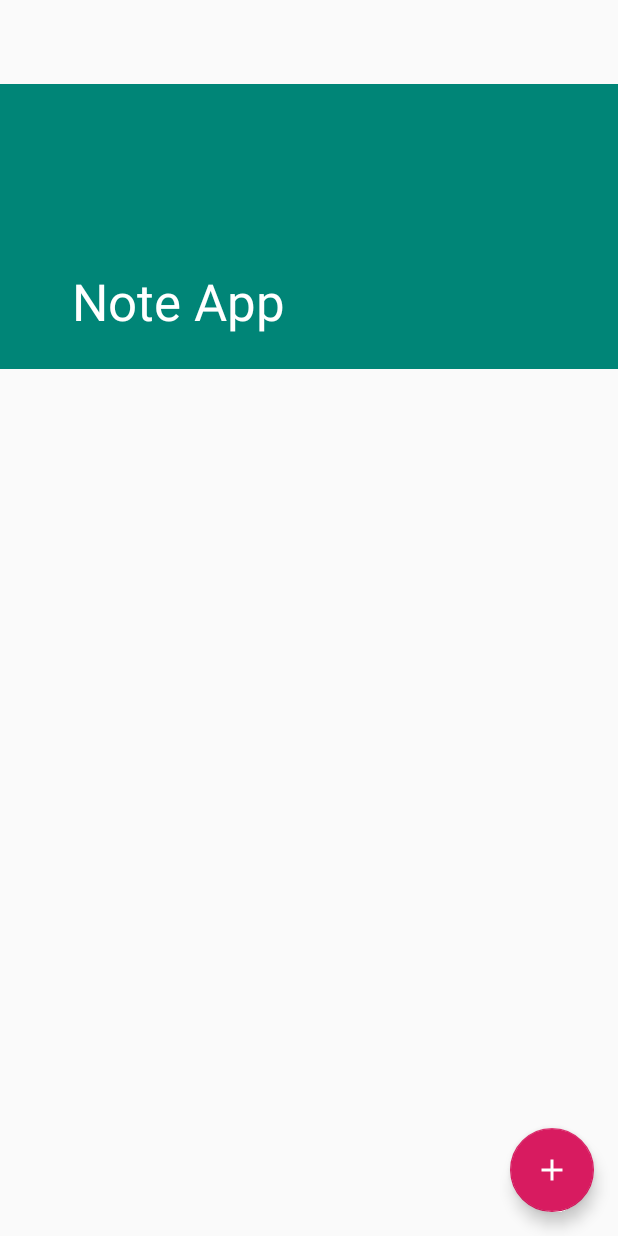
After one commit to bqhuyy/Travel-together, an Android app: the layout activity_note_main.xml on its own in the app's theme, with its tools: preview values and no code run, on a phone screen of 412 x 824 dp. The commit adds this screen. Run offline under Robolectric (Android 15) with nearby library versions, the phone set to English and light mode, and no system bars.

Commit message:
initial noteapp

```diff
--- a/app/build.gradle
+++ b/app/build.gradle
@@ -30,6 +30,7 @@ dependencies {
     implementation 'com.google.firebase:firebase-storage:16.0.3'
     implementation 'com.google.firebase:firebase-auth:16.0.4'
     implementation 'com.google.firebase:firebase-messaging:17.3.4'
+    implementation 'com.android.support:design:28.0.0'
 }
 
 apply plugin: 'com.google.gms.google-services'
--- a/app/src/main/AndroidManifest.xml
+++ b/app/src/main/AndroidManifest.xml
@@ -16,6 +16,7 @@
                 <category android:name="android.intent.category.LAUNCHER" />
             </intent-filter>
         </activity>
+        <activity android:name=".Note_MainActivity"></activity>
     </application>
 
 </manifest>
--- /dev/null
+++ b/app/src/main/res/drawable/ic_add_24dp.xml
@@ -0,0 +1,9 @@
+<vector xmlns:android="http://schemas.android.com/apk/res/android"
+    android:width="24dp"
+    android:height="24dp"
+    android:viewportWidth="24.0"
+    android:viewportHeight="24.0">
+    <path
+        android:fillColor="#FF000000"
+        android:pathData="M19,13h-6v6h-2v-6H5v-2h6V5h2v6h6v2z"/>
+</vector>
--- a/app/src/main/res/layout/activity_main.xml
+++ b/app/src/main/res/layout/activity_main.xml
@@ -15,4 +15,9 @@
         app:layout_constraintRight_toRightOf="parent"
         app:layout_constraintTop_toTopOf="parent" />
 
+    <Button
+        android:layout_width="wrap_content"
+        android:layout_height="wrap_content"
+        android:text="NOTE"
+        android:id="@+id/Note_btn"/>
 </android.support.constraint.ConstraintLayout>
--- /dev/null
+++ b/app/src/main/res/layout/activity_note_main.xml
@@ -0,0 +1,54 @@
+<?xml version="1.0" encoding="utf-8"?>
+<android.support.design.widget.CoordinatorLayout xmlns:android="http://schemas.android.com/apk/res/android"
+    android:layout_width="match_parent"
+    android:layout_height="match_parent"
+    xmlns:app="http://schemas.android.com/apk/res-auto"
+    xmlns:tools="http://schemas.android.com/tools"
+    tools:context=".Note_MainActivity"
+    android:fitsSystemWindows="true">
+
+    <android.support.design.widget.AppBarLayout
+        android:layout_width="wrap_content"
+        android:layout_height="190dp"
+        android:theme="@style/ThemeOverlay.AppCompat.Dark.ActionBar">
+
+        <android.support.design.widget.CollapsingToolbarLayout
+            android:layout_width="match_parent"
+            android:layout_height="match_parent"
+            android:id="@+id/collapsing_toolbar"
+            android:fitsSystemWindows="true"
+            app:contentScrim="?attr/colorPrimary"
+            app:expandedTitleMarginBottom="32dp"
+            app:expandedTitleMarginEnd="64dp"
+            app:expandedTitleMarginStart="48dp"
+            app:layout_scrollFlags="scroll|exitUntilCollapsed"
+            app:title="Note App">
+
+            <android.support.v7.widget.Toolbar
+                android:layout_width="match_parent"
+                android:layout_height="?attr/actionBarSize"
+                android:id="@+id/toolbar"
+                android:background="?attr/colorPrimary"
+                app:popupTheme="@style/ThemeOverlay.AppCompat.Light" />
+
+        </android.support.design.widget.CollapsingToolbarLayout>
+
+    </android.support.design.widget.AppBarLayout>
+
+    <android.support.v7.widget.RecyclerView
+        android:layout_width="match_parent"
+        android:layout_height="match_parent"
+        android:id="@+id/main_list"
+        app:layout_behavior="@string/appbar_scrolling_view_behavior"
+        tools:listitem = "@layout/note_item" />
+
+    <android.support.design.widget.FloatingActionButton
+        android:layout_width="wrap_content"
+        android:layout_height="wrap_content"
+        android:id="@+id/fab"
+        android:layout_gravity="bottom|end"
+        android:layout_margin="16dp"
+        android:src="@drawable/ic_add_24dp"
+        android:tint="@android:color/white"/>
+
+</android.support.design.widget.CoordinatorLayout>
--- /dev/null
+++ b/app/src/main/res/layout/note_item.xml
@@ -0,0 +1,6 @@
+<?xml version="1.0" encoding="utf-8"?>
+<android.support.constraint.ConstraintLayout
+    xmlns:android="http://schemas.android.com/apk/res/android" android:layout_width="match_parent"
+    android:layout_height="match_parent">
+
+</android.support.constraint.ConstraintLayout>
```
Also changed, not shown: app/src/main/java/cs300/apcs04/traveltogether/MainActivity.java (+13 -0 lines), app/src/main/java/cs300/apcs04/traveltogether/Note_MainActivity.java (added, +16 -0 lines), app/src/main/res/drawable/ic_clear_24dp.xml (added, +9 -0 lines), app/src/main/res/drawable/ic_done_24dp.xml (added, +9 -0 lines).
